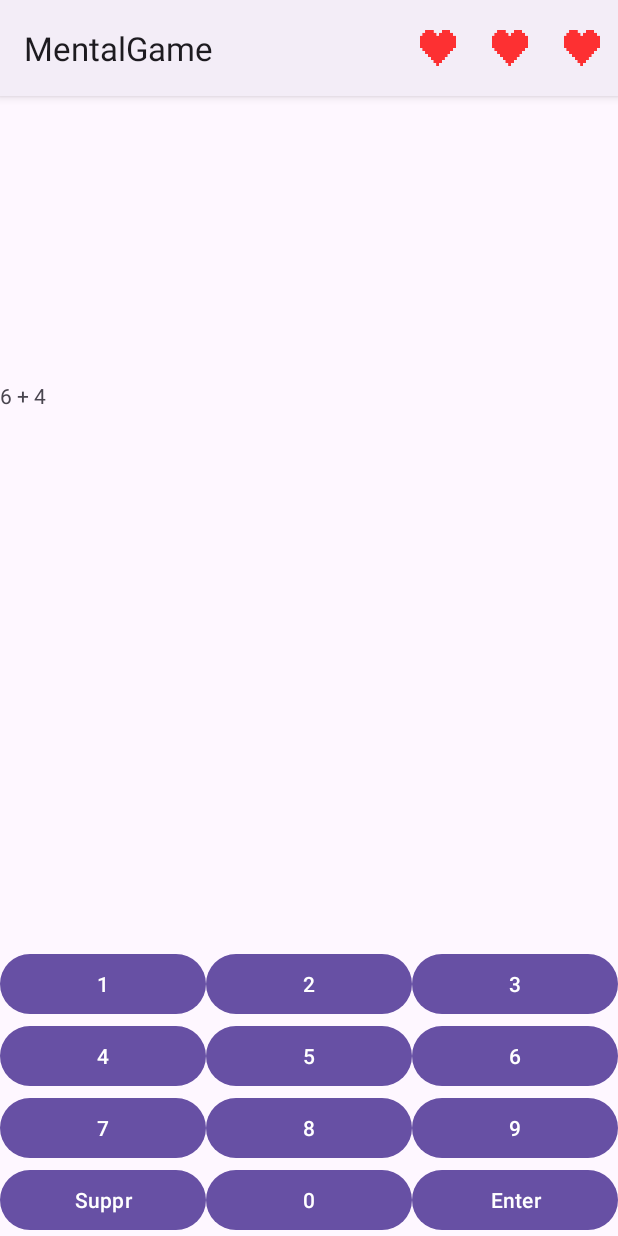
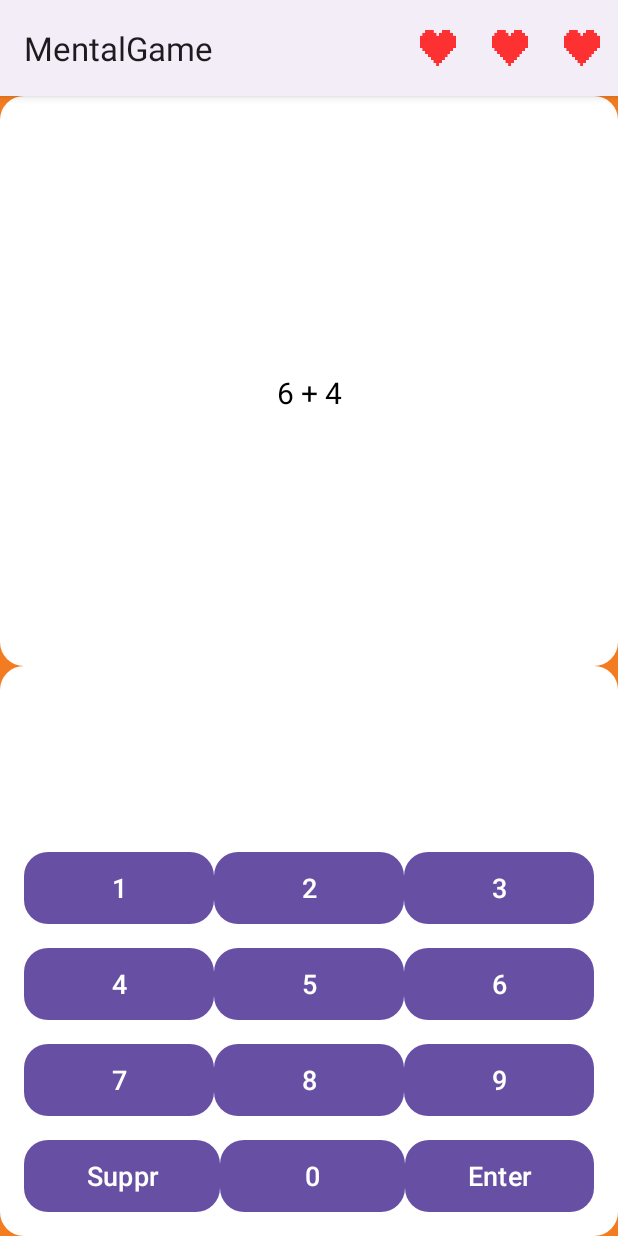
Before and after one commit to ArthurGramont/MentalGame, an Android app: the GameActivity screen opened directly, with no data from a screen before it, on a phone screen of 412 x 824 dp. Run offline under Robolectric (Android 15) with nearby library versions, the phone set to English and light mode, and no system bars.

Commit message:
Finition Design + trad(petit bug)

```diff
--- /dev/null
+++ b/app/src/main/res/drawable/rounded_button.xml
@@ -0,0 +1,15 @@
+<?xml version="1.0" encoding="utf-8"?>
+<selector xmlns:android="http://schemas.android.com/apk/res/android">
+    <item android:state_pressed="true">
+        <shape>
+            <solid android:color="@color/button_color" />
+            <corners android:radius="16dp" />
+        </shape>
+    </item>
+    <item>
+        <shape>
+            <solid android:color="@color/background" />
+            <corners android:radius="16dp" />
+        </shape>
+    </item>
+</selector>
--- /dev/null
+++ b/app/src/main/res/drawable/rounded_corner_background.xml
@@ -0,0 +1,6 @@
+<?xml version="1.0" encoding="utf-8"?>
+<shape xmlns:android="http://schemas.android.com/apk/res/android">
+    <solid android:color="@color/white" />
+    <corners android:radius="16dp" />
+    <padding android:left="16dp" android:top="16dp" android:right="16dp" android:bottom="16dp" />
+</shape>
--- /dev/null
+++ b/app/src/main/res/drawable/rounded_corner_background_white.xml
@@ -0,0 +1,6 @@
+<?xml version="1.0" encoding="utf-8"?>
+<shape xmlns:android="http://schemas.android.com/apk/res/android">
+    <solid android:color="#FFFFFF" />
+    <corners android:radius="16dp" />
+    <padding android:left="16dp" android:top="16dp" android:right="16dp" android:bottom="16dp" />
+</shape>
--- a/app/src/main/res/layout/activity_game.xml
+++ b/app/src/main/res/layout/activity_game.xml
@@ -5,6 +5,7 @@
     android:id="@+id/main"
     android:layout_width="match_parent"
     android:layout_height="match_parent"
+    android:background="@color/background"
     tools:context=".GameActivity">
 
     <LinearLayout
@@ -21,19 +22,22 @@
             android:layout_width="match_parent"
             android:layout_height="match_parent"
             android:layout_weight="1"
-            android:orientation="vertical">
-
-            <TextView
-                android:id="@+id/text_resultat"
-                android:layout_width="match_parent"
-                android:layout_height="match_parent"
-                android:layout_weight="1" />
+            android:orientation="vertical"
+            android:gravity="center"
+            android:padding="16dp"
+            android:background="@drawable/rounded_corner_background">
 
             <TextView
                 android:id="@+id/text_calcul"
                 android:layout_width="match_parent"
-                android:layout_height="match_parent"
-                android:layout_weight="1" />
+                android:layout_height="wrap_content"
+                android:layout_weight="1"
+                android:textColor="@color/text_color"
+                android:textSize="20sp"
+                android:gravity="center"
+                android:padding="16dp"
+                android:background="@drawable/rounded_corner_background_white"
+                android:layout_marginTop="16dp" />
         </LinearLayout>
 
         <LinearLayout
@@ -42,124 +46,171 @@
             android:layout_height="match_parent"
             android:layout_weight="1"
             android:gravity="top"
-            android:orientation="vertical">
+            android:orientation="vertical"
+            android:padding="16dp"
+            android:background="@drawable/rounded_corner_background">
 
             <TextView
                 android:id="@+id/text_resultat_user"
                 android:layout_width="match_parent"
-                android:layout_height="match_parent"
-                android:layout_weight="1" />
+                android:layout_height="wrap_content"
+                android:layout_weight="1"
+                android:textColor="@color/text_color"
+                android:textSize="20sp"
+                android:gravity="center"
+                android:padding="16dp"
+                android:background="@drawable/rounded_corner_background_white" />
 
             <LinearLayout
                 android:id="@+id/premiereLigne"
                 android:layout_width="match_parent"
                 android:layout_height="wrap_content"
-                android:orientation="horizontal">
+                android:orientation="horizontal"
+                android:layout_marginTop="16dp">
 
                 <Button
                     android:id="@+id/button1"
                     android:layout_width="wrap_content"
                     android:layout_height="wrap_content"
                     android:layout_weight="1"
-                    android:text="@string/bouton_1" />
+                    android:text="@string/bouton_1"
+                    android:background="@drawable/rounded_button"
+                    android:textColor="@color/white"
+                    android:textSize="18sp" />
 
                 <Button
                     android:id="@+id/button2"
                     android:layout_width="wrap_content"
                     android:layout_height="wrap_content"
                     android:layout_weight="1"
-                    android:text="@string/bouton_2" />
+                    android:text="@string/bouton_2"
+                    android:background="@drawable/rounded_button"
+                    android:textColor="@color/white"
+                    android:textSize="18sp" />
 
                 <Button
                     android:id="@+id/button3"
                     android:layout_width="wrap_content"
                     android:layout_height="wrap_content"
                     android:layout_weight="1"
-                    android:text="@string/bouton_3" />
+                    android:text="@string/bouton_3"
+                    android:background="@drawable/rounded_button"
+                    android:textColor="@color/white"
+                    android:textSize="18sp" />
             </LinearLayout>
 
             <LinearLayout
                 android:id="@+id/deuxiemeLigne"
                 android:layout_width="match_parent"
                 android:layout_height="wrap_content"
-                android:orientation="horizontal">
+                android:orientation="horizontal"
+                android:layout_marginTop="16dp">
 
                 <Button
                     android:id="@+id/button4"
                     android:layout_width="wrap_content"
                     android:layout_height="wrap_content"
                     android:layout_weight="1"
-                    android:text="@string/bouton_4" />
+                    android:text="@string/bouton_4"
+                    android:background="@drawable/rounded_button"
+                    android:textColor="@color/white"
+                    android:textSize="18sp" />
 
                 <Button
                     android:id="@+id/button5"
                     android:layout_width="wrap_content"
                     android:layout_height="wrap_content"
                     android:layout_weight="1"
-                    android:text="@string/bouton_5" />
+                    android:text="@string/bouton_5"
+                    android:background="@drawable/rounded_button"
+                    android:textColor="@color/white"
+                    android:textSize="18sp" />
 
                 <Button
                     android:id="@+id/button6"
                     android:layout_width="wrap_content"
                     android:layout_height="wrap_content"
                     android:layout_weight="1"
-                    android:text="6" />
+                    android:text="6"
+                    android:background="@drawable/rounded_button"
+                    android:textColor="@color/white"
+                    android:textSize="18sp" />
             </LinearLayout>
 
             <LinearLayout
                 android:id="@+id/troisiemeLigne"
                 android:layout_width="match_parent"
                 android:layout_height="wrap_content"
-                android:orientation="horizontal">
+                android:orientation="horizontal"
+                android:layout_marginTop="16dp">
 
                 <Button
                     android:id="@+id/button7"
                     android:layout_width="wrap_content"
                     android:layout_height="wrap_content"
                     android:layout_weight="1"
-                    android:text="@string/bouton_7" />
+                    android:text="@string/bouton_7"
+                    android:background="@drawable/rounded_button"
+                    android:textColor="@color/white"
+                    android:textSize="18sp" />
 
                 <Button
                     android:id="@+id/button8"
                     android:layout_width="wrap_content"
                     android:layout_height="wrap_content"
                     android:layout_weight="1"
-                    android:text="@string/bouton_8" />
+                    android:text="@string/bouton_8"
+                    android:background="@drawable/rounded_button"
+                    android:textColor="@color/white"
+                    android:textSize="18sp" />
 
                 <Button
                     android:id="@+id/button9"
                     android:layout_width="wrap_content"
                     android:layout_height="wrap_content"
                     android:layout_weight="1"
-                    android:text="@string/bouton_9" />
+                    android:text="@string/bouton_9"
+                    android:background="@drawable/rounded_button"
+                    android:textColor="@color/white"
+                    android:textSize="18sp" />
             </LinearLayout>
 
             <LinearLayout
                 android:id="@+id/quatriemeLigne"
                 android:layout_width="match_parent"
                 android:layout_height="wrap_content"
-                android:orientation="horizontal">
+                android:orientation="horizontal"
+                android:layout_marginTop="16dp">
 
                 <Button
                     android:id="@+id/buttonSuppr"
                     android:layout_width="wrap_content"
                     android:layout_height="wrap_content"
                     android:layout_weight="1"
-                    android:text="@string/bouton_suppr" />
+                    android:text="@string/bouton_suppr"
+                    android:background="@drawable/rounded_button"
+                    android:textColor="@color/white"
+                    android:textSize="18sp" />
 
                 <Button
                     android:id="@+id/button0"
                     android:layout_width="wrap_content"
                     android:layout_height="wrap_content"
                     android:layout_weight="1"
-                    android:text="@string/bouton_0" />
+                    android:text="@string/bouton_0"
+                    android:background="@drawable/rounded_button"
+                    android:textColor="@color/white"
+                    android:textSize="18sp" />
 
                 <Button
                     android:id="@+id/buttonEnter"
                     android:layout_width="wrap_content"
                     android:layout_height="wrap_content"
                     android:layout_weight="1"
-                    android:text="@string/bouton_send" />
+                    android:text="@string/bouton_send"
+                    android:background="@drawable/rounded_button"
+                    android:textColor="@color/white"
+                    android:textSize="18sp" />
             </LinearLayout>
         </LinearLayout>
     </LinearLayout>
--- a/app/src/main/res/values/colors.xml
+++ b/app/src/main/res/values/colors.xml
@@ -1,7 +1,7 @@
 <?xml version="1.0" encoding="utf-8"?>
 <resources>
-    <color name="background_color">#FFFFFF</color>
     <color name="text_color">#000000</color>
-    <color name="button_color">#6200EE</color>
+    <color name="button_color">#454040</color>
     <color name="white">#FFFFFF</color>
+    <color name="background">#F37C21</color>
 </resources>
--- a/app/src/main/res/values/strings.xml
+++ b/app/src/main/res/values/strings.xml
@@ -17,4 +17,9 @@
     <string name="bouton_0" translatable="false">0</string>
     <string name="bouton_suppr" translatable="false">Suppr</string>
     <string name="bouton_send" translatable="false">Enter</string>
+    <string name="textViewCreditsTitle" translatable="false">Crédits</string>
+    <string name="textViewCreditsContent" translatable="false">Développeurs : Arthur et Louis\nDesigners : Arthur et Louis\nTesteurs : Arthur et Louis\n\nVersion de l\'application : 1.0.0\n\nRemerciements spéciaux : \nMerci à tous ceux qui ont contribué au développement de cette application.\n\nMentions légales : \nToutes les informations et les images de cette application sont protégées par les droits d'auteur. \n\nArthur GRAMONT &amp; Louis PADÉ © 2024</string>
+    <string name="bouton_regles" translatable="false">Règles du Jeu</string>
+    <string name="textViewRegles" translatable="false">\n1. Le jeu consiste à résoudre des problèmes de calcul mental.\n2. Chaque partie comporte plusieurs niveaux de difficulté croissante.\n3. À chaque niveau, le joueur doit répondre correctement à une question pour passer au niveau suivant.\n4. Le joueur gagne des points pour chaque réponse correcte et perd une vie pour chaque réponse incorrecte.\n5. Le jeu se termine lorsque le joueur n'a plus de vies.\n6. Les meilleurs scores sont enregistrés pour le classement final.\n\nAmusez-vous bien !</string>
+    <string name="textViewTitreScore" translatable="false">HIGH SCORE</string>
 </resources>
```
Also changed, not shown: app/src/main/res/layout/activity_credits.xml (+23 -4 lines), app/src/main/res/layout/activity_main.xml (+9 -9 lines), app/src/main/res/layout/activity_regles.xml (+22 -4 lines), app/src/main/res/layout/activity_score.xml (+12 -9 lines), 1 other file.
